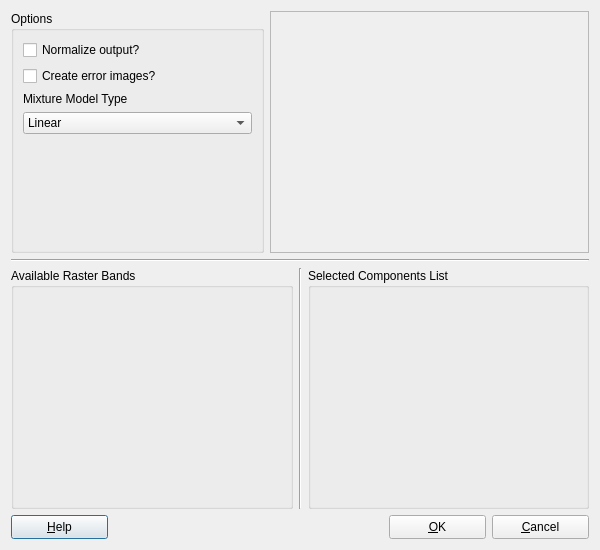
claudiobogossian/terralib5, file src/terralib/qt/widgets/rp/ui/MixtureModelForm.ui: the form before one commit.
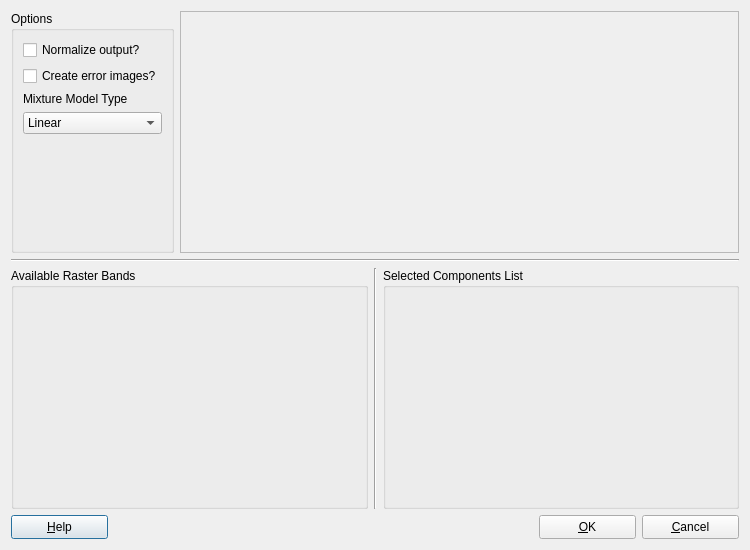
The form after the commit.

Commit message: Mixture model qt dialog. refs #112

```diff
--- a/src/terralib/qt/widgets/rp/ui/MixtureModelForm.ui
+++ b/src/terralib/qt/widgets/rp/ui/MixtureModelForm.ui
@@ -6,7 +6,7 @@
    <rect>
     <x>0</x>
     <y>0</y>
-    <width>600</width>
+    <width>750</width>
     <height>550</height>
    </rect>
   </property>
@@ -81,7 +81,7 @@
           <item>
            <widget class="QComboBox" name="m_mmTypeComboBox">
             <property name="sizePolicy">
-             <sizepolicy hsizetype="Preferred" vsizetype="Fixed">
+             <sizepolicy hsizetype="Ignored" vsizetype="Fixed">
               <horstretch>0</horstretch>
               <verstretch>0</verstretch>
              </sizepolicy>
```
Left out of the diff: 24 changed lines with no effect on the pictures. The commit also changes 3 other files.
